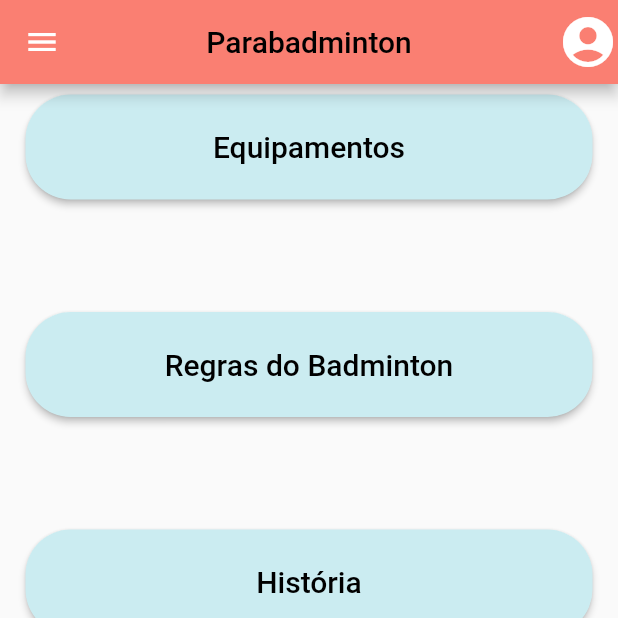
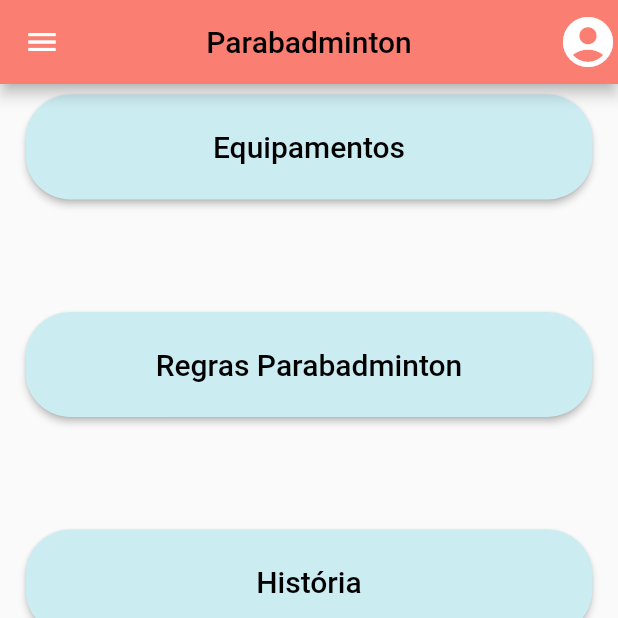
Before and after one commit to GabrielCF10/badminton, a Flutter app: the screen it shows after launch, swiped to page 3, on a phone screen of 412 x 824 dp, the top half of it. Run offline on Flutter 3.47's test engine with Material 2 defaults, Android fonts, the phone set to English and light mode, and no system bars; our stand-ins replace animated_theme_switcher, cloud_firestore, dio, firebase_auth, firebase_core, flutter_screenutil and 3 more; accounts and stored records are empty.

Commit message:
Mudanças na tela de parabadminton

```diff
--- a/lib/pages/parabadminton.dart
+++ b/lib/pages/parabadminton.dart
@@ -11,7 +11,7 @@ class ParaBadminton extends StatelessWidget {
   @override
   Widget build(BuildContext context) {
     return SingleChildScrollView(
-      padding:EdgeInsets.only(left: 10.0, right: 10.0, bottom: 40.0),
+      padding: EdgeInsets.only(left: 10.0, right: 10.0, bottom: 20.0),
       child: Stack(
         children: <Widget>[
           Padding(
@@ -44,7 +44,7 @@ class ParaBadminton extends StatelessWidget {
                 Container(
                   height: 70.0,
                   child: RaisedButton(
-                  child: Text("Regras do Badminton",
+                    child: Text("Regras Parabadminton",
                         style: TextStyle(fontSize: 20.0, color: Colors.black)),
                     shape: RoundedRectangleBorder(
                       borderRadius: BorderRadius.circular(30.0),
@@ -74,7 +74,8 @@ class ParaBadminton extends StatelessWidget {
                       Navigator.push(
                           context,
                           MaterialPageRoute(
-                            builder: (BuildContext context) => HistoriaPara()));
+                              builder: (BuildContext context) =>
+                                  HistoriaPara()));
                     },
                   ),
                 ),
```
Lines whose indentation alone changed are shown as unchanged.
